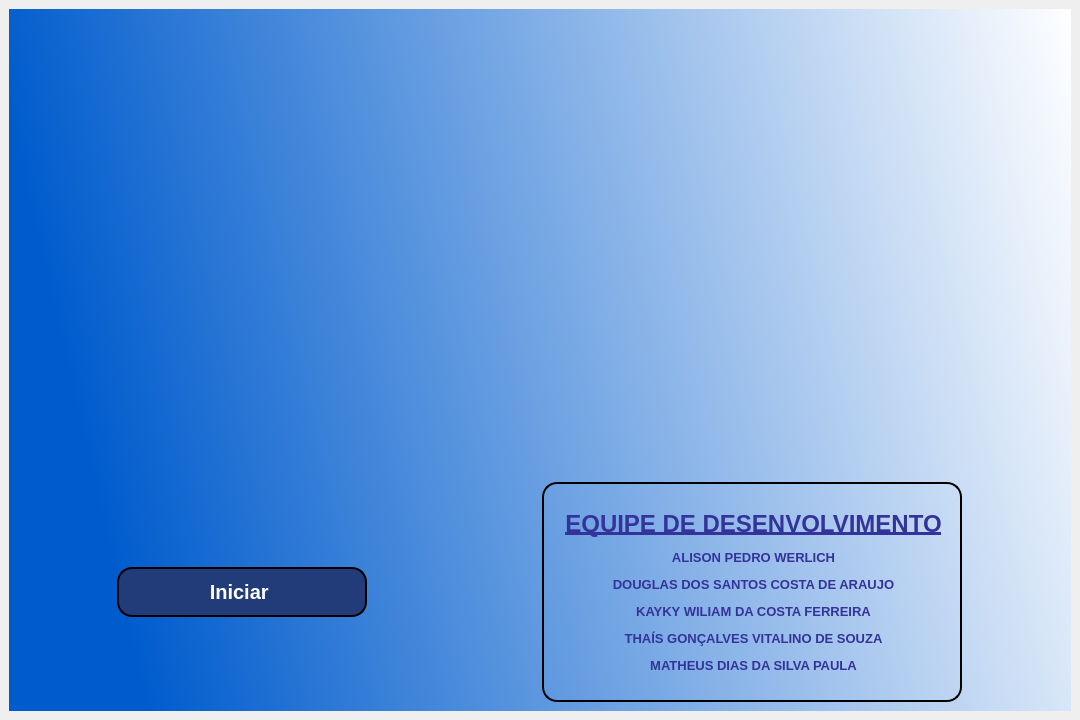
Qt form Interface_Grafica.ui (Alison-Werlich/Quiz_Game) before a commit.
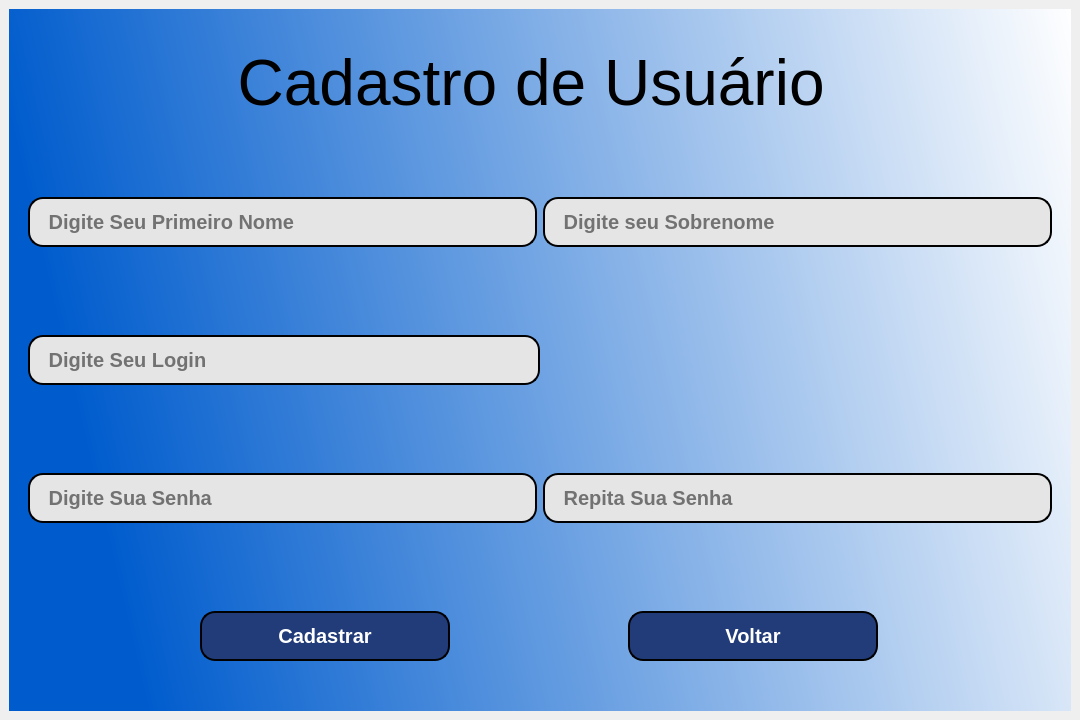
The same form after that commit. The open tabs and pages were chosen to show the change. Icons and pictures are not drawn.

Commit message: adicionado tela de login

```diff
--- a/Interface_Grafica.ui
+++ b/Interface_Grafica.ui
@@ -71,33 +71,199 @@
           <item>
            <layout class="QHBoxLayout" name="horizontalLayout">
             <item>
-             <widget class="QPushButton" name="btn_iniciar">
+             <widget class="QFrame" name="frame_6">
               <property name="sizePolicy">
-               <sizepolicy hsizetype="Minimum" vsizetype="Preferred">
+               <sizepolicy hsizetype="Preferred" vsizetype="Expanding">
                 <horstretch>0</horstretch>
                 <verstretch>0</verstretch>
                </sizepolicy>
               </property>
-              <property name="maximumSize">
-               <size>
-                <width>250</width>
-                <height>50</height>
-               </size>
-              </property>
-              <property name="font">
-               <font>
-                <pointsize>15</pointsize>
-                <weight>75</weight>
-                <italic>false</italic>
-                <bold>true</bold>
-                <stylestrategy>PreferAntialias</stylestrategy>
-               </font>
-              </property>
-              <property name="cursor">
-               <cursorShape>PointingHandCursor</cursorShape>
-              </property>
               <property name="styleSheet">
-               <string notr="true">QPushButton{
+               <string notr="true">background-color:rgb(34, 60, 122,0);</string>
+              </property>
+              <property name="frameShape">
+               <enum>QFrame::StyledPanel</enum>
+              </property>
+              <property name="frameShadow">
+               <enum>QFrame::Raised</enum>
+              </property>
+              <layout class="QHBoxLayout" name="horizontalLayout_5">
+               <item>
+                <widget class="QFrame" name="frame_7">
+                 <property name="frameShape">
+                  <enum>QFrame::StyledPanel</enum>
+                 </property>
+                 <property name="frameShadow">
+                  <enum>QFrame::Raised</enum>
+                 </property>
+                 <layout class="QVBoxLayout" name="verticalLayout_12">
+                  <item>
+                   <widget class="QLabel" name="label">
+                    <property name="sizePolicy">
+                     <sizepolicy hsizetype="Fixed" vsizetype="Minimum">
+                      <horstretch>0</horstretch>
+                      <verstretch>0</verstretch>
+                     </sizepolicy>
+                    </property>
+                    <property name="font">
+                     <font>
+                      <pointsize>15</pointsize>
+                     </font>
+                    </property>
+                    <property name="text">
+                     <string>Login</string>
+                    </property>
+                   </widget>
+                  </item>
+                  <item>
+                   <widget class="QLineEdit" name="login_usuario">
+                    <property name="sizePolicy">
+                     <sizepolicy hsizetype="Minimum" vsizetype="Fixed">
+                      <horstretch>0</horstretch>
+                      <verstretch>0</verstretch>
+                     </sizepolicy>
+                    </property>
+                    <property name="maximumSize">
+                     <size>
+                      <width>16777215</width>
+                      <height>50</height>
+                     </size>
+                    </property>
+                    <property name="font">
+                     <font>
+                      <pointsize>15</pointsize>
+                     </font>
+                    </property>
+                    <property name="styleSheet">
+                     <string notr="true">background-color: rgb(228, 231, 255);</string>
+                    </property>
+                    <property name="inputMask">
+                     <string/>
+                    </property>
+                    <property name="text">
+                     <string/>
+                    </property>
+                    <property name="placeholderText">
+                     <string/>
+                    </property>
+                   </widget>
+                  </item>
+                  <item>
+                   <widget class="QLabel" name="label_2">
+                    <property name="sizePolicy">
+                     <sizepolicy hsizetype="Fixed" vsizetype="Minimum">
+                      <horstretch>0</horstretch>
+                      <verstretch>0</verstretch>
+                     </sizepolicy>
+                    </property>
+                    <property name="font">
+                     <font>
+                      <pointsize>15</pointsize>
+                     </font>
+                    </property>
+                    <property name="text">
+                     <string>Senha</string>
+                    </property>
+                   </widget>
+                  </item>
+                  <item>
+                   <widget class="QLineEdit" name="login_senha">
+                    <property name="sizePolicy">
+                     <sizepolicy hsizetype="Minimum" vsizetype="Fixed">
+                      <horstretch>0</horstretch>
+                      <verstretch>0</verstretch>
+                     </sizepolicy>
+                    </property>
+                    <property name="maximumSize">
+                     <size>
+                      <width>16777215</width>
+                      <height>50</height>
+                     </size>
+                    </property>
+                    <property name="font">
+                     <font>
+                      <pointsize>15</pointsize>
+                     </font>
+                    </property>
+                    <property name="styleSheet">
+                     <string notr="true">background-color: rgb(228, 231, 255);</string>
+                    </property>
+                    <property name="text">
+                     <string/>
+                    </property>
+                    <property name="echoMode">
+                     <enum>QLineEdit::Password</enum>
+                    </property>
+                   </widget>
+                  </item>
+                 </layout>
+                </widget>
+               </item>
+               <item>
+                <widget class="QFrame" name="frame_8">
+                 <property name="sizePolicy">
+                  <sizepolicy hsizetype="Minimum" vsizetype="Minimum">
+                   <horstretch>0</horstretch>
+                   <verstretch>0</verstretch>
+                  </sizepolicy>
+                 </property>
+                 <property name="maximumSize">
+                  <size>
+                   <width>200</width>
+                   <height>200</height>
+                  </size>
+                 </property>
+                 <property name="frameShape">
+                  <enum>QFrame::StyledPanel</enum>
+                 </property>
+                 <property name="frameShadow">
+                  <enum>QFrame::Raised</enum>
+                 </property>
+                 <layout class="QVBoxLayout" name="verticalLayout_13">
+                  <item>
+                   <spacer name="verticalSpacer">
+                    <property name="orientation">
+                     <enum>Qt::Vertical</enum>
+                    </property>
+                    <property name="sizeType">
+                     <enum>QSizePolicy::Fixed</enum>
+                    </property>
+                    <property name="sizeHint" stdset="0">
+                     <size>
+                      <width>5</width>
+                      <height>40</height>
+                     </size>
+                    </property>
+                   </spacer>
+                  </item>
+                  <item>
+                   <widget class="QPushButton" name="btn_login">
+                    <property name="sizePolicy">
+                     <sizepolicy hsizetype="Minimum" vsizetype="Preferred">
+                      <horstretch>0</horstretch>
+                      <verstretch>0</verstretch>
+                     </sizepolicy>
+                    </property>
+                    <property name="maximumSize">
+                     <size>
+                      <width>250</width>
+                      <height>50</height>
+                     </size>
+                    </property>
+                    <property name="font">
+                     <font>
+                      <pointsize>15</pointsize>
+                      <weight>75</weight>
+                      <italic>false</italic>
+                      <bold>true</bold>
+                      <stylestrategy>PreferAntialias</stylestrategy>
+                     </font>
+                    </property>
+                    <property name="cursor">
+                     <cursorShape>PointingHandCursor</cursorShape>
+                    </property>
+                    <property name="styleSheet">
+                     <string notr="true">QPushButton{
 
 	background-color:rgb(34, 60, 122);
 	color: rgb(255,255,255);
@@ -112,28 +278,55 @@
 	background-color: rgb(255,255,255);
 }
 </string>
-              </property>
-              <property name="text">
-               <string>Iniciar </string>
-              </property>
+                    </property>
+                    <property name="text">
+                     <string>Login</string>
+                    </property>
+                   </widget>
+                  </item>
+                  <item>
+                   <widget class="QPushButton" name="btn_novo_cadastro">
+                    <property name="maximumSize">
+                     <size>
+                      <width>250</width>
+                      <height>50</height>
+                     </size>
+                    </property>
+                    <property name="font">
+                     <font>
+                      <pointsize>15</pointsize>
+                      <weight>75</weight>
+                      <bold>true</bold>
+                     </font>
+                    </property>
+                    <property name="styleSheet">
+                     <string notr="true">QPushButton{
+
+	background-color:rgb(34, 60, 122);
+	color: rgb(255,255,255);
+	border: 2px solid;
+	border-radius: 15px;
+	border-color: black
+}
+
+QPushButton:hover{
+
+	color: rgb(34, 60, 122);
+	background-color: rgb(255,255,255);
+}
+</string>
+                    </property>
+                    <property name="text">
+                     <string>Cadastro</string>
+                    </property>
+                   </widget>
+                  </item>
+                 </layout>
+                </widget>
+               </item>
+              </layout>
              </widget>
             </item>
-            <item>
-             <spacer name="Espaco">
-              <property name="orientation">
-               <enum>Qt::Horizontal</enum>
-              </property>
-              <property name="sizeType">
-               <enum>QSizePolicy::Maximum</enum>
-              </property>
-              <property name="sizeHint" stdset="0">
-               <size>
-                <width>70</width>
-                <height>1</height>
-               </size>
-              </property>
-             </spacer>
-            </item>
             <item>
              <widget class="QLabel" name="label_equipe">
               <property name="sizePolicy">
@@ -144,7 +337,7 @@
               </property>
               <property name="maximumSize">
                <size>
-                <width>420</width>
+                <width>520</width>
                 <height>220</height>
                </size>
               </property>
@@ -441,6 +634,338 @@
         </item>
        </layout>
       </widget>
+      <widget class="QWidget" name="Pagina_Cadastro">
+       <layout class="QVBoxLayout" name="verticalLayout_14">
+        <item>
+         <widget class="QLabel" name="label_3">
+          <property name="styleSheet">
+           <string notr="true">background-color: rgb(255, 255, 255, 0);</string>
+          </property>
+          <property name="text">
+           <string>&lt;html&gt;&lt;head/&gt;&lt;body&gt;&lt;p align=&quot;center&quot;&gt;&lt;span style=&quot; font-size:48pt;&quot;&gt;Cadastro de Usuário &lt;/span&gt;&lt;/p&gt;&lt;/body&gt;&lt;/html&gt;</string>
+          </property>
+         </widget>
+        </item>
+        <item>
+         <widget class="QFrame" name="frame_9">
+          <property name="styleSheet">
+           <string notr="true">background-color: rgb(255, 255, 255, 0);</string>
+          </property>
+          <property name="frameShape">
+           <enum>QFrame::StyledPanel</enum>
+          </property>
+          <property name="frameShadow">
+           <enum>QFrame::Raised</enum>
+          </property>
+          <layout class="QHBoxLayout" name="horizontalLayout_6">
+           <item>
+            <widget class="QLineEdit" name="Cadastro_Nome">
+             <property name="sizePolicy">
+              <sizepolicy hsizetype="Expanding" vsizetype="Minimum">
+               <horstretch>0</horstretch>
+               <verstretch>0</verstretch>
+              </sizepolicy>
+             </property>
+             <property name="maximumSize">
+              <size>
+               <width>16777215</width>
+               <height>50</height>
+              </size>
+             </property>
+             <property name="font">
+              <font>
+               <pointsize>15</pointsize>
+               <weight>75</weight>
+               <bold>true</bold>
+              </font>
+             </property>
+             <property name="styleSheet">
+              <string notr="true">
+QLineEdit{
+
+	
+	background-color: rgb(229, 229, 229);
+	color: rgb(0,0,0);
+	border: 2px solid;
+	border-radius: 15px;
+	border-color: black
+}</string>
+             </property>
+             <property name="alignment">
+              <set>Qt::AlignLeading|Qt::AlignLeft|Qt::AlignVCenter</set>
+             </property>
+             <property name="placeholderText">
+              <string>   Digite Seu Primeiro Nome</string>
+             </property>
+            </widget>
+           </item>
+           <item>
+            <widget class="QLineEdit" name="Cadastro_Sobrenome">
+             <property name="maximumSize">
+              <size>
+               <width>16777215</width>
+               <height>50</height>
+              </size>
+             </property>
+             <property name="font">
+              <font>
+               <pointsize>15</pointsize>
+               <weight>75</weight>
+               <bold>true</bold>
+              </font>
+             </property>
+             <property name="styleSheet">
+              <string notr="true">QLineEdit{
+
+	
+	background-color: rgb(229, 229, 229);
+	color: rgb(0,0,0);
+	border: 2px solid;
+	border-radius: 15px;
+	border-color: black
+}</string>
+             </property>
+             <property name="placeholderText">
+              <string>   Digite seu Sobrenome</string>
+             </property>
+            </widget>
+           </item>
+          </layout>
+         </widget>
+        </item>
+        <item>
+         <widget class="QFrame" name="frame_10">
+          <property name="styleSheet">
+           <string notr="true">background-color: rgb(255, 255, 255, 0);</string>
+          </property>
+          <property name="frameShape">
+           <enum>QFrame::StyledPanel</enum>
+          </property>
+          <property name="frameShadow">
+           <enum>QFrame::Raised</enum>
+          </property>
+          <layout class="QHBoxLayout" name="horizontalLayout_7">
+           <item>
+            <widget class="QLineEdit" name="Cadastro_Login">
+             <property name="maximumSize">
+              <size>
+               <width>16777215</width>
+               <height>50</height>
+              </size>
+             </property>
+             <property name="font">
+              <font>
+               <pointsize>15</pointsize>
+               <weight>75</weight>
+               <bold>true</bold>
+              </font>
+             </property>
+             <property name="styleSheet">
+              <string notr="true">QLineEdit{
+
+	
+	background-color: rgb(229, 229, 229);
+	color: rgb(0,0,0);
+	border: 2px solid;
+	border-radius: 15px;
+	border-color: black
+}</string>
+             </property>
+             <property name="placeholderText">
+              <string>   Digite Seu Login</string>
+             </property>
+            </widget>
+           </item>
+           <item>
+            <spacer name="horizontalSpacer">
+             <property name="orientation">
+              <enum>Qt::Horizontal</enum>
+             </property>
+             <property name="sizeHint" stdset="0">
+              <size>
+               <width>40</width>
+               <height>20</height>
+              </size>
+             </property>
+            </spacer>
+           </item>
+          </layout>
+         </widget>
+        </item>
+        <item>
+         <widget class="QFrame" name="frame_11">
+          <property name="styleSheet">
+           <string notr="true">background-color: rgb(255, 255, 255, 0);</string>
+          </property>
+          <property name="frameShape">
+           <enum>QFrame::StyledPanel</enum>
+          </property>
+          <property name="frameShadow">
+           <enum>QFrame::Raised</enum>
+          </property>
+          <layout class="QHBoxLayout" name="horizontalLayout_8">
+           <item>
+            <widget class="QLineEdit" name="Cadastro_Senha_1">
+             <property name="maximumSize">
+              <size>
+               <width>16777215</width>
+               <height>50</height>
+              </size>
+             </property>
+             <property name="font">
+              <font>
+               <pointsize>15</pointsize>
+               <weight>75</weight>
+               <bold>true</bold>
+              </font>
+             </property>
+             <property name="styleSheet">
+              <string notr="true">QLineEdit{
+
+	
+	background-color: rgb(229, 229, 229);
+	color: rgb(0,0,0);
+	border: 2px solid;
+	border-radius: 15px;
+	border-color: black
+}</string>
+             </property>
+             <property name="echoMode">
+              <enum>QLineEdit::Password</enum>
+             </property>
+             <property name="placeholderText">
+              <string>   Digite Sua Senha</string>
+             </property>
+            </widget>
+           </item>
+           <item>
+            <widget class="QLineEdit" name="Cadastro_Senha_2">
+             <property name="maximumSize">
+              <size>
+               <width>16777215</width>
+               <height>50</height>
+              </size>
+             </property>
+             <property name="font">
+              <font>
+               <pointsize>15</pointsize>
+               <weight>75</weight>
+               <bold>true</bold>
+              </font>
+             </property>
+             <property name="styleSheet">
+              <string notr="true">QLineEdit{
+
+	
+	background-color: rgb(229, 229, 229);
+	color: rgb(0,0,0);
+	border: 2px solid;
+	border-radius: 15px;
+	border-color: black
+}</string>
+             </property>
+             <property name="echoMode">
+              <enum>QLineEdit::Password</enum>
+             </property>
+             <property name="placeholderText">
+              <string>   Repita Sua Senha</string>
+             </property>
+            </widget>
+           </item>
+          </layout>
+         </widget>
+        </item>
+        <item>
+         <widget class="QFrame" name="frame_12">
+          <property name="styleSheet">
+           <string notr="true">background-color: rgb(255, 255, 255, 0);</string>
+          </property>
+          <property name="frameShape">
+           <enum>QFrame::StyledPanel</enum>
+          </property>
+          <property name="frameShadow">
+           <enum>QFrame::Raised</enum>
+          </property>
+          <layout class="QHBoxLayout" name="horizontalLayout_9">
+           <item>
+            <widget class="QPushButton" name="btn_cadastrar">
+             <property name="maximumSize">
+              <size>
+               <width>250</width>
+               <height>50</height>
+              </size>
+             </property>
+             <property name="font">
+              <font>
+               <pointsize>15</pointsize>
+               <weight>75</weight>
+               <bold>true</bold>
+              </font>
+             </property>
+             <property name="styleSheet">
+              <string notr="true">QPushButton{
+
+	background-color:rgb(34, 60, 122);
+	color: rgb(255,255,255);
+	border: 2px solid;
+	border-radius: 15px;
+	border-color: black
+}
+
+QPushButton:hover{
+
+	color: rgb(34, 60, 122);
+	background-color: rgb(255,255,255);
+}
+</string>
+             </property>
+             <property name="text">
+              <string>Cadastrar</string>
+             </property>
+            </widget>
+           </item>
+           <item>
+            <widget class="QPushButton" name="btn_cadastro_voltar">
+             <property name="maximumSize">
+              <size>
+               <width>250</width>
+               <height>50</height>
+              </size>
+             </property>
+             <property name="font">
+              <font>
+               <pointsize>15</pointsize>
+               <weight>75</weight>
+               <bold>true</bold>
+              </font>
+             </property>
+             <property name="styleSheet">
+              <string notr="true">QPushButton{
+
+	background-color:rgb(34, 60, 122);
+	color: rgb(255,255,255);
+	border: 2px solid;
+	border-radius: 15px;
+	border-color: black
+}
+
+QPushButton:hover{
+
+	color: rgb(34, 60, 122);
+	background-color: rgb(255,255,255);
+}
+</string>
+             </property>
+             <property name="text">
+              <string>Voltar</string>
+             </property>
+            </widget>
+           </item>
+          </layout>
+         </widget>
+        </item>
+       </layout>
+      </widget>
       <widget class="QWidget" name="Pagina_Jogo">
        <layout class="QVBoxLayout" name="verticalLayout_7">
         <item>
```
Left out of the diff: 124 changed lines with no effect on the pictures. The commit also changes 7 other files.
